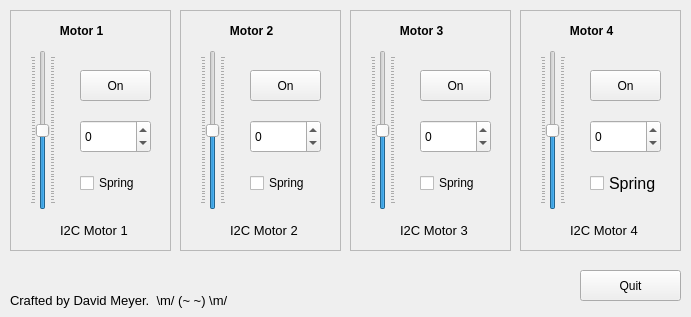
First picture: the form in fruit_motor_controller.ui, repository Arenia/ChessAI, before the edit.
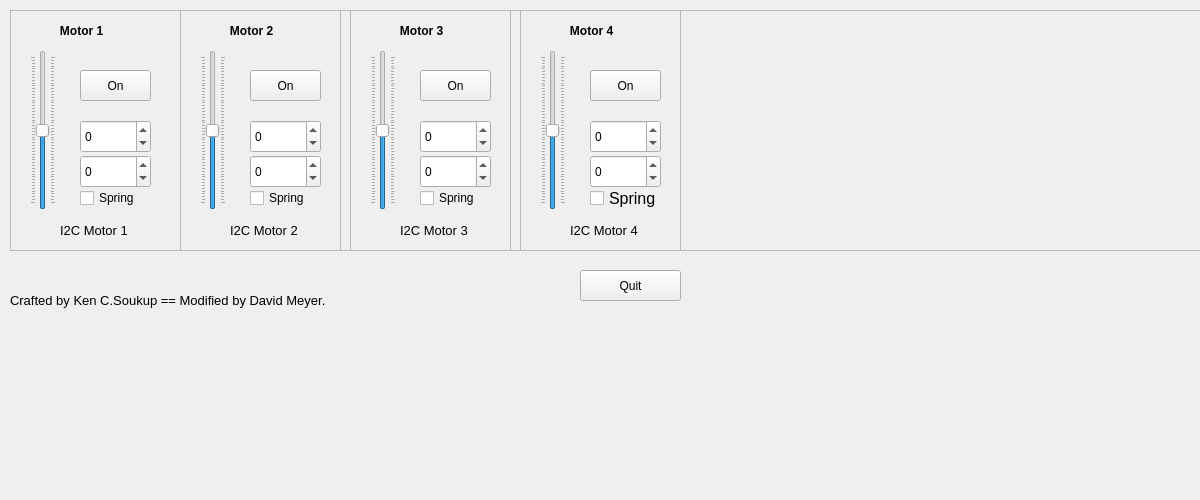
Second picture: the form after the edit.

```diff
--- a/fruit_motor_controller.ui
+++ b/fruit_motor_controller.ui
@@ -6,20 +6,20 @@
    <rect>
     <x>0</x>
     <y>0</y>
-    <width>691</width>
-    <height>317</height>
+    <width>1200</width>
+    <height>500</height>
    </rect>
   </property>
   <property name="minimumSize">
    <size>
-    <width>691</width>
-    <height>317</height>
+    <width>1200</width>
+    <height>500</height>
    </size>
   </property>
   <property name="maximumSize">
    <size>
-    <width>691</width>
-    <height>317</height>
+    <width>1200</width>
+    <height>500</height>
    </size>
   </property>
   <property name="windowTitle">
@@ -31,7 +31,7 @@
      <rect>
       <x>10</x>
       <y>10</y>
-      <width>161</width>
+      <width>1200</width>
       <height>241</height>
      </rect>
     </property>
@@ -89,6 +89,27 @@
       <number>255</number>
      </property>
     </widget>
+    
+    
+    <widget class="QSpinBox" name="spinBoxMotor1Angle">
+     <property name="geometry">
+      <rect>
+       <x>70</x>
+       <y>145</y>
+       <width>71</width>
+       <height>33</height>
+      </rect>
+     </property>
+     <property name="minimum">
+      <number>-255</number>
+     </property>
+     <property name="maximum">
+      <number>255</number>
+     </property>
+    </widget>
+    
+    
+    
     <widget class="QSlider" name="verticalSliderMotor1">
      <property name="geometry">
       <rect>
@@ -115,7 +136,7 @@
      <property name="geometry">
       <rect>
        <x>70</x>
-       <y>160</y>
+       <y>175</y>
        <width>81</width>
        <height>26</height>
       </rect>
@@ -219,6 +240,41 @@
       <number>255</number>
      </property>
     </widget>
+    
+    
+    
+    
+    
+    
+    
+    
+    
+    <widget class="QSpinBox" name="spinBoxMotor2Angle">
+     <property name="geometry">
+      <rect>
+       <x>70</x>
+       <y>145</y>
+       <width>71</width>
+       <height>33</height>
+      </rect>
+     </property>
+     <property name="minimum">
+      <number>-255</number>
+     </property>
+     <property name="maximum">
+      <number>255</number>
+     </property>
+    </widget>
+    
+    
+    
+    
+    
+    
+    
+    
+    
+    
     <widget class="QSlider" name="verticalSliderMotor2">
      <property name="geometry">
       <rect>
@@ -245,7 +301,7 @@
      <property name="geometry">
       <rect>
        <x>70</x>
-       <y>160</y>
+       <y>175</y>
        <width>81</width>
        <height>26</height>
       </rect>
@@ -336,6 +392,29 @@
       <number>255</number>
      </property>
     </widget>
+    
+    
+    <widget class="QSpinBox" name="spinBoxMotor3Angle">
+     <property name="geometry">
+      <rect>
+       <x>70</x>
+       <y>145</y>
+       <width>71</width>
+       <height>33</height>
+      </rect>
+     </property>
+     <property name="minimum">
+      <number>-255</number>
+     </property>
+     <property name="maximum">
+      <number>255</number>
+     </property>
+    </widget>
+    
+    
+    
+    
+    
     <widget class="QSlider" name="verticalSliderMotor3">
      <property name="geometry">
       <rect>
@@ -362,7 +441,7 @@
      <property name="geometry">
       <rect>
        <x>70</x>
-       <y>160</y>
+       <y>175</y>
        <width>81</width>
        <height>26</height>
       </rect>
@@ -453,6 +532,29 @@
       <number>255</number>
      </property>
     </widget>
+    
+    
+    <widget class="QSpinBox" name="spinBoxMotor4Angle">
+     <property name="geometry">
+      <rect>
+       <x>70</x>
+       <y>145</y>
+       <width>71</width>
+       <height>33</height>
+      </rect>
+     </property>
+     <property name="minimum">
+      <number>-255</number>
+     </property>
+     <property name="maximum">
+      <number>255</number>
+     </property>
+    </widget>
+    
+    
+    
+    
+    
     <widget class="QSlider" name="verticalSliderMotor4">
      <property name="geometry">
       <rect>
@@ -479,7 +581,7 @@
      <property name="geometry">
       <rect>
        <x>70</x>
-       <y>160</y>
+       <y>175</y>
        <width>81</width>
        <height>26</height>
       </rect>
@@ -527,7 +629,7 @@
      </font>
     </property>
     <property name="text">
-     <string>Crafted by David Meyer.  \m/ (~ ~) \m/</string>
+     <string>Crafted by Ken C.Soukup == Modified by David Meyer.  </string>
     </property>
    </widget>
   </widget>
```
Left out of the diff: 47 changed lines with no effect on the pictures.
